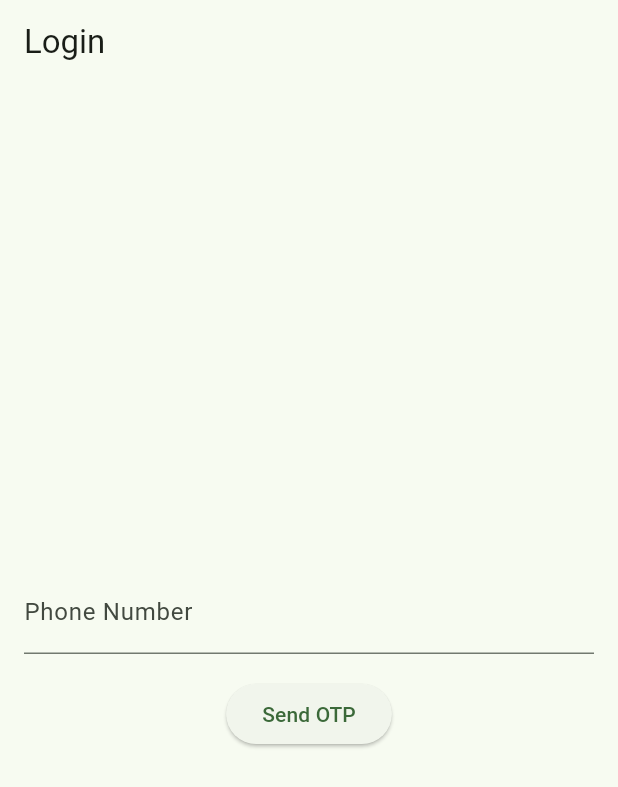
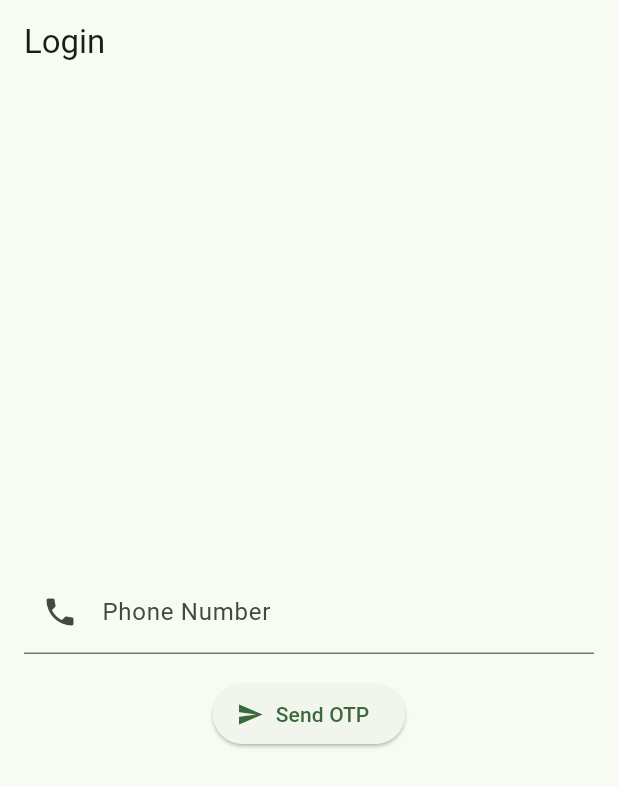
Before and after one commit to Rasikasubasthi/TheOptimizers_AB2_08, a Flutter app: the screen it shows after launch, on a phone screen of 412 x 824 dp. Shown: the top 787 px of the screen. Run offline on Flutter 3.47's test engine with Material 3 defaults, Android fonts, the light colour scheme and no system bars; our stand-ins replace firebase_auth, flutter_dotenv; missing offline and left inert: postgres, shared_preferences.dart; accounts and stored records are empty; generated files the repository leaves out were written again.

Commit message:
Updated codes

```diff
--- a/lib/screens/login_screen.dart
+++ b/lib/screens/login_screen.dart
@@ -1,5 +1,7 @@
 import 'package:flutter/material.dart';
 import '../services/auth_service.dart';
+import '../models/user.dart';
+import 'registration_screen.dart';
 
 class LoginScreen extends StatefulWidget {
   const LoginScreen({super.key});
@@ -11,9 +13,7 @@ class LoginScreen extends StatefulWidget {
 class _LoginScreenState extends State<LoginScreen> {
   final _phoneController = TextEditingController();
   final _otpController = TextEditingController();
-  final _passwordController = TextEditingController();
   bool _otpSent = false;
-  bool _otpVerified = false;
 
   @override
   Widget build(BuildContext context) {
@@ -31,49 +31,73 @@ class _LoginScreenState extends State<LoginScreen> {
               decoration: const InputDecoration(
                 labelText: 'Phone Number',
                 hintText: '+1234567890',
+                prefixIcon: Icon(Icons.phone),
               ),
               keyboardType: TextInputType.phone,
-              enabled: !_otpVerified,
+              enabled: !_otpSent,
             ),
             const SizedBox(height: 16),
             if (!_otpSent)
-              ElevatedButton(
+              ElevatedButton.icon(
                 onPressed: () async {
+                  try {
                     await AuthService().sendOTP(_phoneController.text);
                     setState(() => _otpSent = true);
+                  } catch (e) {
+                    ScaffoldMessenger.of(context).showSnackBar(
+                      SnackBar(content: Text(e.toString())),
+                    );
+                  }
                 },
-                child: const Text('Send OTP'),
+                icon: const Icon(Icons.send),
+                label: const Text('Send OTP'),
               ),
-            if (_otpSent && !_otpVerified) ...[
+            if (_otpSent) ...[
               TextField(
                 controller: _otpController,
-                decoration: const InputDecoration(labelText: 'Enter OTP'),
+                decoration: const InputDecoration(
+                  labelText: 'Enter OTP',
+                  prefixIcon: Icon(Icons.lock),
+                ),
                 keyboardType: TextInputType.number,
               ),
               const SizedBox(height: 16),
-              ElevatedButton(
+              ElevatedButton.icon(
                 onPressed: () async {
-                  final verified = await AuthService()
-                      .verifyOTP(_phoneController.text, _otpController.text);
-                  setState(() => _otpVerified = verified);
+                  final verified = await AuthService().verifyOTP(_otpController.text);
+                  if (verified) {
+                    final user = await AuthService().getCurrentUser();
+                    if (user != null) {
+                      // User exists, navigate to dashboard
+                      _navigateToDashboard(context, user);
+                    } else {
+                      // New user, navigate to registration
+                      if (mounted) {
+                        Navigator.pushReplacement(
+                          context,
+                          MaterialPageRoute(
+                            builder: (context) => const RegistrationScreen(),
+                          ),
+                        );
+                      }
+                    }
+                  } else {
+                    ScaffoldMessenger.of(context).showSnackBar(
+                      const SnackBar(content: Text('Invalid OTP')),
+                    );
+                  }
                 },
-                child: const Text('Verify OTP'),
+                icon: const Icon(Icons.login),
+                label: const Text('Verify & Login'),
               ),
             ],
-            if (_otpVerified) ...[
-              TextField(
-                controller: _passwordController,
-                decoration: const InputDecoration(labelText: 'Password'),
-                obscureText: true,
+          ],
         ),
-              const SizedBox(height: 16),
-              ElevatedButton(
-                onPressed: () async {
-                  final user = await AuthService().login(
-                    _phoneController.text,
-                    _passwordController.text,
+      ),
     );
-                  if (user != null) {
+  }
+
+  void _navigateToDashboard(BuildContext context, User user) {
     Navigator.pushReplacement(
       context,
       MaterialPageRoute(
@@ -83,21 +107,11 @@ class _LoginScreenState extends State<LoginScreen> {
       ),
     );
   }
-                },
-                child: const Text('Login'),
-              ),
-            ],
-          ],
-        ),
-      ),
-    );
-  }
 
   @override
   void dispose() {
     _phoneController.dispose();
     _otpController.dispose();
-    _passwordController.dispose();
     super.dispose();
   }
 }
--- /dev/null
+++ b/lib/screens/registration_screen.dart
@@ -0,0 +1,16 @@
+import 'package:flutter/material.dart';
+import '../services/auth_service.dart';
+import '../models/user.dart';
+
+class RegistrationScreen extends StatefulWidget {
+  const RegistrationScreen({super.key});
+
+  @override
+  State<RegistrationScreen> createState() => _RegistrationScreenState();
+}
+
+class _RegistrationScreenState extends State<RegistrationScreen> {
+  final _nameController = TextEditingController();
+  final _addressController = TextEditingController();
+  UserType _selectedUserType = UserType.consumer;
+}
```
Also changed, not shown: lib/services/auth_service.dart (+82 -64 lines). Lines whose indentation alone changed are shown as unchanged.
